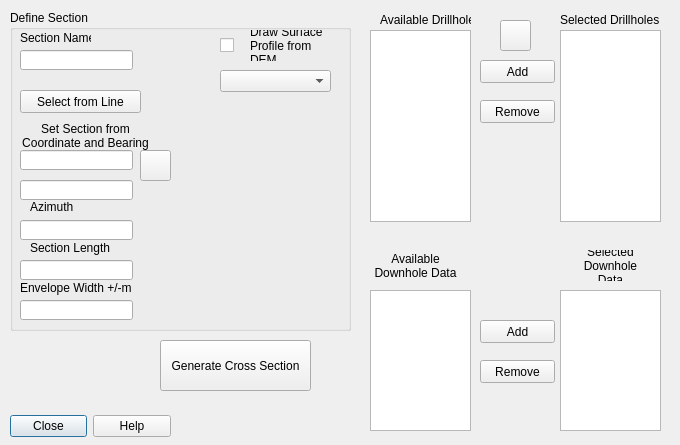
First picture: the form in QDrillerPlugin/generatesection_dialog_base.ui, repository valheran/QDriller, before the edit.
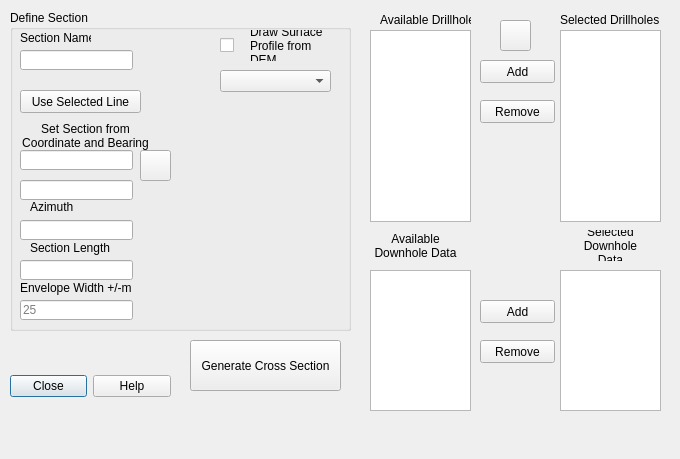
Second picture: the form after the edit. Icons and pictures are not drawn.

What changed in the file:
```diff
--- a/QDrillerPlugin/generatesection_dialog_base.ui
+++ b/QDrillerPlugin/generatesection_dialog_base.ui
@@ -7,7 +7,7 @@
     <x>0</x>
     <y>0</y>
     <width>680</width>
-    <height>445</height>
+    <height>459</height>
    </rect>
   </property>
   <property name="windowTitle">
@@ -17,7 +17,7 @@
    <property name="geometry">
     <rect>
      <x>10</x>
-     <y>410</y>
+     <y>370</y>
      <width>161</width>
      <height>32</height>
     </rect>
@@ -101,7 +101,7 @@
      </rect>
     </property>
     <property name="text">
-     <string>Select from Line</string>
+     <string>Use Selected Line</string>
     </property>
    </widget>
    <widget class="QLabel" name="label">
@@ -158,6 +158,9 @@
       <height>20</height>
      </rect>
     </property>
+    <property name="placeholderText">
+     <string>25</string>
+    </property>
    </widget>
    <widget class="QLabel" name="label_4">
     <property name="geometry">
@@ -327,7 +330,7 @@
    <property name="geometry">
     <rect>
      <x>560</x>
-     <y>290</y>
+     <y>270</y>
      <width>101</width>
      <height>141</height>
     </rect>
@@ -340,7 +343,7 @@
    <property name="geometry">
     <rect>
      <x>480</x>
-     <y>320</y>
+     <y>300</y>
      <width>75</width>
      <height>23</height>
     </rect>
@@ -353,7 +356,7 @@
    <property name="geometry">
     <rect>
      <x>570</x>
-     <y>250</y>
+     <y>230</y>
      <width>81</width>
      <height>31</height>
     </rect>
@@ -372,7 +375,7 @@
    <property name="geometry">
     <rect>
      <x>370</x>
-     <y>290</y>
+     <y>270</y>
      <width>101</width>
      <height>141</height>
     </rect>
@@ -385,7 +388,7 @@
    <property name="geometry">
     <rect>
      <x>480</x>
-     <y>360</y>
+     <y>340</y>
      <width>75</width>
      <height>23</height>
     </rect>
@@ -398,7 +401,7 @@
    <property name="geometry">
     <rect>
      <x>370</x>
-     <y>250</y>
+     <y>230</y>
      <width>91</width>
      <height>31</height>
     </rect>
@@ -416,7 +419,7 @@
   <widget class="QPushButton" name="btnDraw">
    <property name="geometry">
     <rect>
-     <x>160</x>
+     <x>190</x>
      <y>340</y>
      <width>151</width>
      <height>51</height>
@@ -443,6 +446,29 @@
      <normaloff>:/plugins/QDriller/icons/mActionFilter.png</normaloff>:/plugins/QDriller/icons/mActionFilter.png</iconset>
    </property>
   </widget>
+  <widget class="QWidget" name="verticalLayoutWidget">
+   <property name="geometry">
+    <rect>
+     <x>10</x>
+     <y>420</y>
+     <width>661</width>
+     <height>31</height>
+    </rect>
+   </property>
+   <layout class="QVBoxLayout" name="lytMessage"/>
+  </widget>
+  <action name="actionDrawFromLine">
+   <property name="icon">
+    <iconset resource="resources.qrc">
+     <normaloff>:/plugins/QDriller/icons/mouse-pointer.svg</normaloff>:/plugins/QDriller/icons/mouse-pointer.svg</iconset>
+   </property>
+   <property name="text">
+    <string>Draw From Line</string>
+   </property>
+   <property name="toolTip">
+    <string>Draw section line on map</string>
+   </property>
+  </action>
  </widget>
  <tabstops>
   <tabstop>ledSecName</tabstop>
```
Left out of the diff: 20 changed lines with no effect on the pictures.
